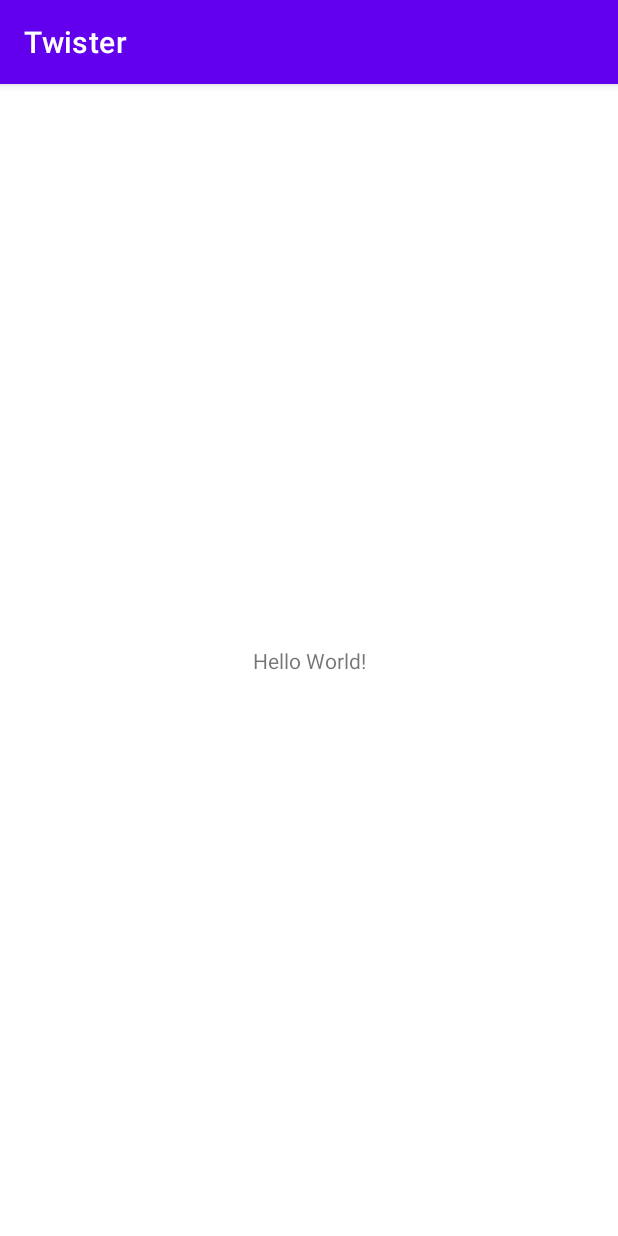
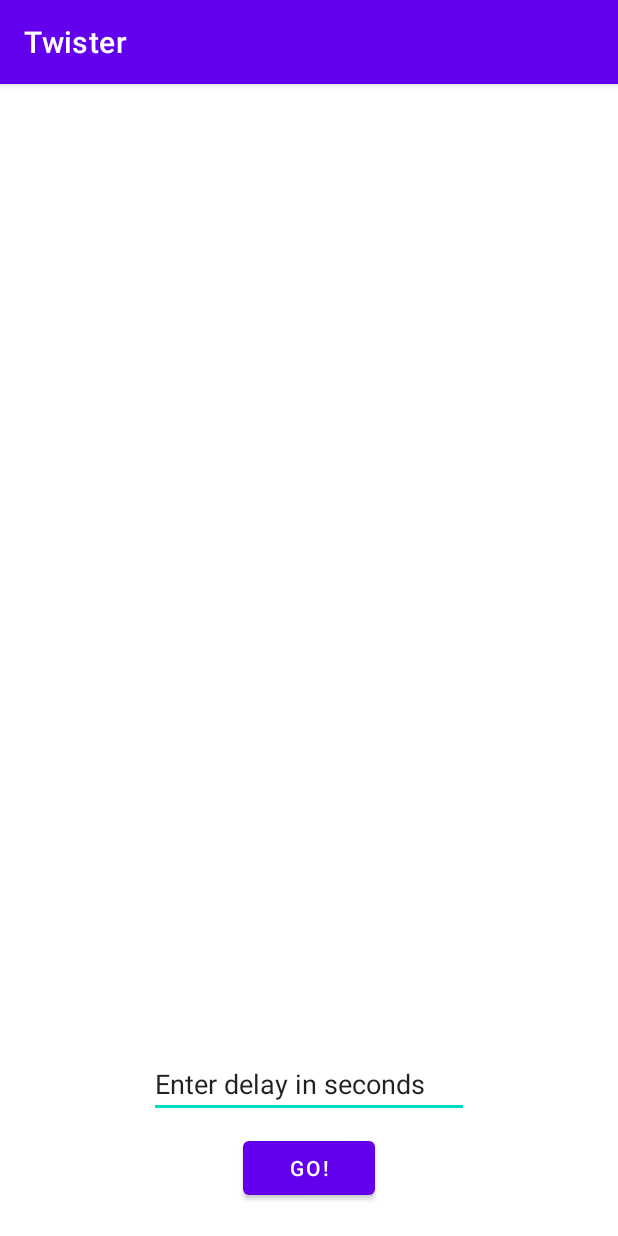
Before and after one commit to pahulhallan/Twister, an Android app: the screen it shows after launch (MainActivity), on a phone screen of 412 x 824 dp. Run offline under Robolectric (Android 15) with nearby library versions, the phone set to English and light mode, and no system bars.

Commit message:
UI Design

```diff
--- a/app/src/main/res/layout/activity_main.xml
+++ b/app/src/main/res/layout/activity_main.xml
@@ -6,13 +6,38 @@
     android:layout_height="match_parent"
     tools:context=".MainActivity">
 
-    <TextView
+    <ImageView
+        android:id="@+id/limb"
+        android:layout_width="465dp"
+        android:layout_height="451dp"
+        app:layout_constraintBottom_toBottomOf="parent"
+        app:layout_constraintEnd_toEndOf="parent"
+        app:layout_constraintHorizontal_bias="0.501"
+        app:layout_constraintStart_toStartOf="parent"
+        app:layout_constraintTop_toTopOf="parent"
+        app:layout_constraintVertical_bias="0.243"
+        tools:srcCompat="@tools:sample/avatars" />
+
+    <EditText
+        android:id="@+id/delay"
         android:layout_width="wrap_content"
         android:layout_height="wrap_content"
-        android:text="Hello World!"
+        android:layout_marginTop="116dp"
+        android:ems="10"
+        android:inputType="textPersonName"
+        android:text="Enter delay in seconds"
+        app:layout_constraintEnd_toEndOf="parent"
+        app:layout_constraintStart_toStartOf="parent"
+        app:layout_constraintTop_toBottomOf="@+id/limb" />
+
+    <Button
+        android:id="@+id/go"
+        android:layout_width="wrap_content"
+        android:layout_height="wrap_content"
+        android:text="GO!"
         app:layout_constraintBottom_toBottomOf="parent"
-        app:layout_constraintLeft_toLeftOf="parent"
-        app:layout_constraintRight_toRightOf="parent"
-        app:layout_constraintTop_toTopOf="parent" />
-
+        app:layout_constraintEnd_toEndOf="parent"
+        app:layout_constraintStart_toStartOf="parent"
+        app:layout_constraintTop_toBottomOf="@+id/delay"
+        app:layout_constraintVertical_bias="0.302" />
 </androidx.constraintlayout.widget.ConstraintLayout>
```
